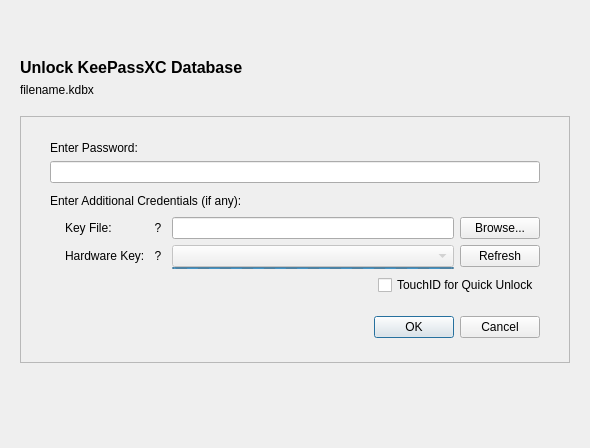
keepassxreboot/keepassxc, file src/gui/DatabaseOpenWidget.ui: the form before one commit.
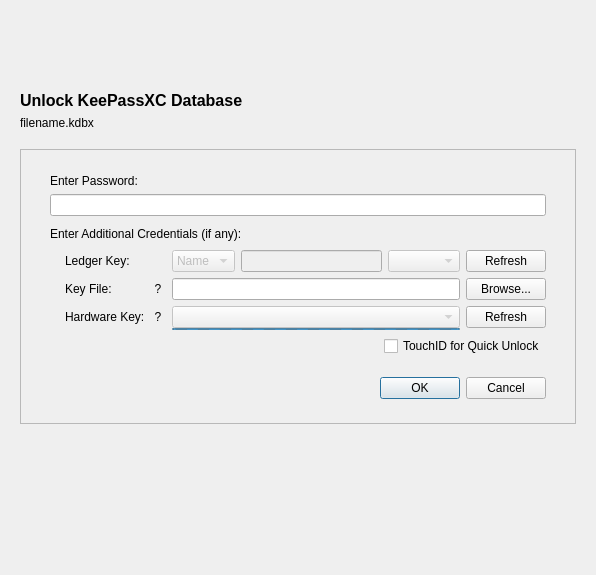
The form after the commit. Custom widgets are drawn as their Qt base class.

Commit message:
Ledger plugin
First POC

```diff
--- a/src/gui/DatabaseOpenWidget.ui
+++ b/src/gui/DatabaseOpenWidget.ui
@@ -6,8 +6,8 @@
    <rect>
     <x>0</x>
     <y>0</y>
-    <width>588</width>
-    <height>448</height>
+    <width>596</width>
+    <height>575</height>
    </rect>
   </property>
   <property name="accessibleName">
@@ -226,58 +226,7 @@
                   <property name="topMargin">
                    <number>3</number>
                   </property>
-                  <item row="0" column="0">
-                   <layout class="QHBoxLayout" name="horizontalLayout_4">
-                    <property name="spacing">
-                     <number>5</number>
-                    </property>
-                    <item>
-                     <widget class="QLabel" name="keyFileLabel">
-                      <property name="text">
-                       <string>Key File:</string>
-                      </property>
-                      <property name="buddy">
-                       <cstring>keyFileLineEdit</cstring>
-                      </property>
-                     </widget>
-                    </item>
-                    <item>
-                     <widget class="QToolButton" name="keyFileLabelHelp">
-                      <property name="cursor">
-                       <cursorShape>PointingHandCursor</cursorShape>
-                      </property>
-                      <property name="focusPolicy">
-                       <enum>Qt::ClickFocus</enum>
-                      </property>
-                      <property name="toolTip">
-                       <string>&lt;p&gt;In addition to a password, you can use a secret file to enhance the security of your database. This file can be generated in your database's security settings.&lt;/p&gt;&lt;p&gt;This is &lt;strong&gt;not&lt;/strong&gt; your *.kdbx database file!&lt;br&gt;If you do not have a key file, leave this field empty.&lt;/p&gt;&lt;p&gt;Click for more information...&lt;/p&gt;</string>
-                      </property>
-                      <property name="accessibleName">
-                       <string>Key file help</string>
-                      </property>
-                      <property name="styleSheet">
-                       <string notr="true">QToolButton {
-	border: none;
-	background: none;
-}</string>
-                      </property>
-                      <property name="text">
-                       <string>?</string>
-                      </property>
-                      <property name="iconSize">
-                       <size>
-                        <width>12</width>
-                        <height>12</height>
-                       </size>
-                      </property>
-                      <property name="popupMode">
-                       <enum>QToolButton::InstantPopup</enum>
-                      </property>
-                     </widget>
-                    </item>
-                   </layout>
-                  </item>
-                  <item row="1" column="3">
+                  <item row="2" column="3">
                    <layout class="QGridLayout" name="gridLayout">
                     <property name="spacing">
                      <number>0</number>
@@ -325,7 +274,30 @@
                     </item>
                    </layout>
                   </item>
-                  <item row="1" column="0">
+                  <item row="1" column="3">
+                   <layout class="QGridLayout" name="gridLayout_2">
+                    <property name="verticalSpacing">
+                     <number>0</number>
+                    </property>
+                    <item row="0" column="1">
+                     <widget class="QLineEdit" name="keyFileLineEdit">
+                      <property name="sizePolicy">
+                       <sizepolicy hsizetype="Expanding" vsizetype="Fixed">
+                        <horstretch>0</horstretch>
+                        <verstretch>0</verstretch>
+                       </sizepolicy>
+                      </property>
+                      <property name="accessibleName">
+                       <string>Key file to unlock the database</string>
+                      </property>
+                      <property name="clearButtonEnabled">
+                       <bool>true</bool>
+                      </property>
+                     </widget>
+                    </item>
+                   </layout>
+                  </item>
+                  <item row="2" column="0">
                    <layout class="QVBoxLayout" name="verticalLayout_7">
                     <property name="spacing">
                      <number>2</number>
@@ -400,30 +372,58 @@
                     </item>
                    </layout>
                   </item>
-                  <item row="0" column="3">
-                   <layout class="QGridLayout" name="gridLayout_2">
-                    <property name="verticalSpacing">
-                     <number>0</number>
+                  <item row="1" column="0">
+                   <layout class="QHBoxLayout" name="horizontalLayout_4">
+                    <property name="spacing">
+                     <number>5</number>
                     </property>
-                    <item row="0" column="1">
-                     <widget class="QLineEdit" name="keyFileLineEdit">
-                      <property name="sizePolicy">
-                       <sizepolicy hsizetype="Expanding" vsizetype="Fixed">
-                        <horstretch>0</horstretch>
-                        <verstretch>0</verstretch>
-                       </sizepolicy>
+                    <item>
+                     <widget class="QLabel" name="keyFileLabel">
+                      <property name="text">
+                       <string>Key File:</string>
+                      </property>
+                      <property name="buddy">
+                       <cstring>keyFileLineEdit</cstring>
+                      </property>
+                     </widget>
+                    </item>
+                    <item>
+                     <widget class="QToolButton" name="keyFileLabelHelp">
+                      <property name="cursor">
+                       <cursorShape>PointingHandCursor</cursorShape>
+                      </property>
+                      <property name="focusPolicy">
+                       <enum>Qt::ClickFocus</enum>
+                      </property>
+                      <property name="toolTip">
+                       <string>&lt;p&gt;In addition to a password, you can use a secret file to enhance the security of your database. This file can be generated in your database's security settings.&lt;/p&gt;&lt;p&gt;This is &lt;strong&gt;not&lt;/strong&gt; your *.kdbx database file!&lt;br&gt;If you do not have a key file, leave this field empty.&lt;/p&gt;&lt;p&gt;Click for more information...&lt;/p&gt;</string>
                       </property>
                       <property name="accessibleName">
                        <string>Key file to unlock the database</string>
                       </property>
-                      <property name="clearButtonEnabled">
-                       <bool>true</bool>
+                      <property name="styleSheet">
+                       <string notr="true">QToolButton {
+	border: none;
+	background: none;
+}</string>
+                      </property>
+                      <property name="text">
+                       <string>?</string>
+                      </property>
+                      <property name="iconSize">
+                       <size>
+                        <width>12</width>
+                        <height>12</height>
+                       </size>
+                      </property>
+                      <property name="popupMode">
+                       <enum>QToolButton::InstantPopup</enum>
                       </property>
                      </widget>
                     </item>
                    </layout>
                   </item>
-                  <item row="0" column="4">
+                  <item row="1" column="4">
                    <widget class="QPushButton" name="buttonBrowseFile">
                     <property name="toolTip">
                      <string>Browse for key file</string>
@@ -436,7 +436,7 @@
                     </property>
                    </widget>
                   </item>
-                  <item row="1" column="4">
+                  <item row="2" column="4">
                    <layout class="QVBoxLayout" name="verticalLayout_3">
                     <property name="spacing">
                      <number>0</number>
@@ -475,6 +475,55 @@
                     </item>
                    </layout>
                   </item>
+                  <item row="0" column="0">
+                   <widget class="QLabel" name="label_3">
+                    <property name="text">
+                     <string>Ledger Key:</string>
+                    </property>
+                   </widget>
+                  </item>
+                  <item row="0" column="3">
+                   <layout class="QHBoxLayout" name="horizontalLayout_2">
+                    <item>
+                     <widget class="QComboBox" name="ledgerKeyTypeCombo">
+                      <property name="enabled">
+                       <bool>false</bool>
+                      </property>
+                      <item>
+                       <property name="text">
+                        <string>Name</string>
+                       </property>
+                      </item>
+                      <item>
+                       <property name="text">
+                        <string>Slot</string>
+                       </property>
+                      </item>
+                     </widget>
+                    </item>
+                    <item>
+                     <widget class="QLineEdit" name="ledgerKeyLineEdit">
+                      <property name="enabled">
+                       <bool>false</bool>
+                      </property>
+                     </widget>
+                    </item>
+                    <item>
+                     <widget class="QComboBox" name="ledgerKeySlotCombo">
+                      <property name="enabled">
+                       <bool>false</bool>
+                      </property>
+                     </widget>
+                    </item>
+                   </layout>
+                  </item>
+                  <item row="0" column="4">
+                   <widget class="QPushButton" name="buttonRedetectLedger">
+                    <property name="text">
+                     <string>Refresh</string>
+                    </property>
+                   </widget>
+                  </item>
                  </layout>
                 </item>
                </layout>
```
Left out of the diff: 2 changed lines with no effect on the pictures. The commit also changes 24 other files.
